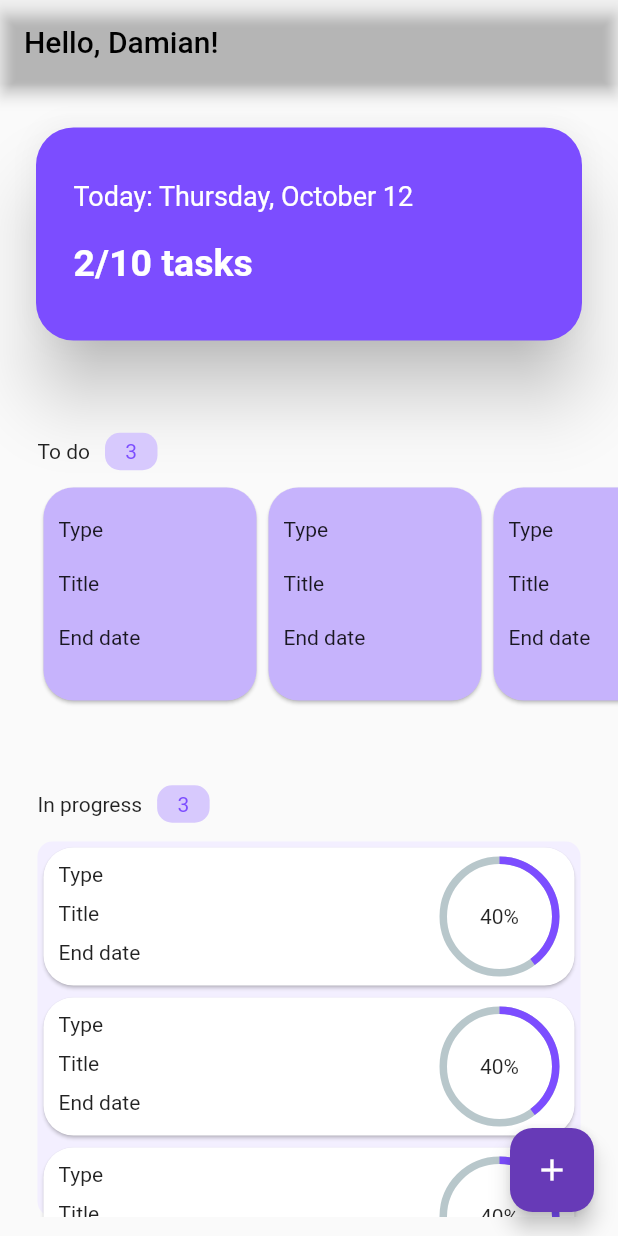
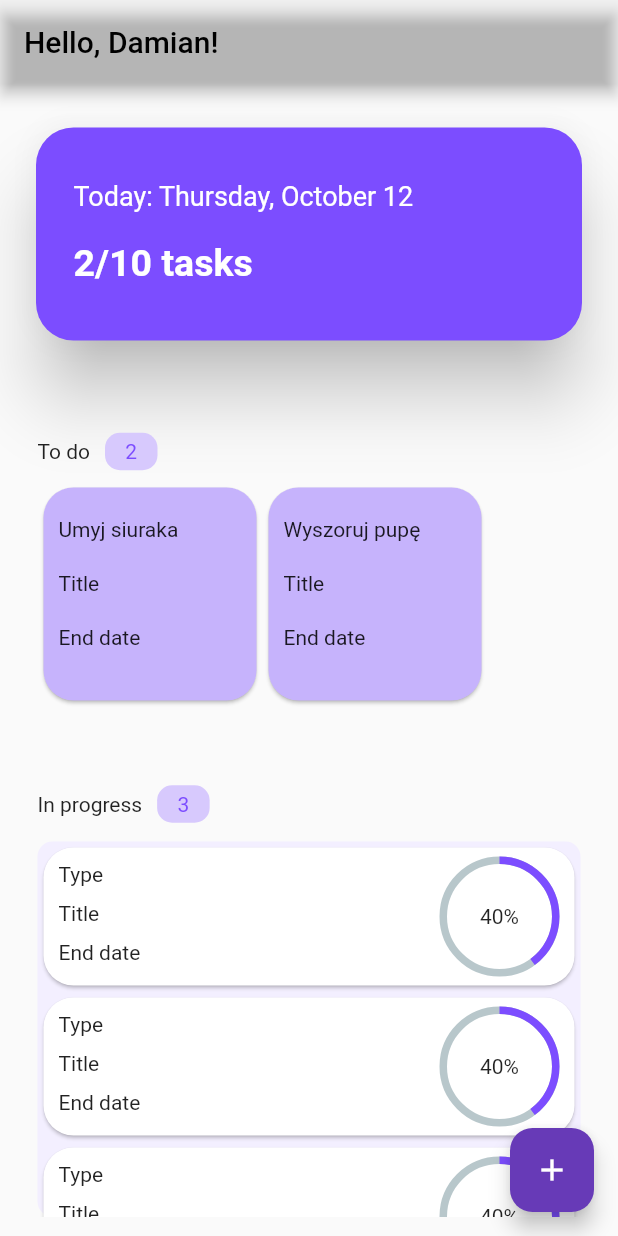
Before and after one commit to toledo1366/Dailyx, a Flutter app: the screen it shows after launch, on a phone screen of 412 x 824 dp. Run offline on Flutter 3.47's test engine with Material 2 defaults, Android fonts, the phone set to English and light mode, and no system bars; drawn by our look-alikes of percent_indicator; our stand-ins replace auto_route, bloc, flutter_bloc, freezed_annotation, get_it, injectable.

Commit message:
Create basic cubit functionality

```diff
--- a/lib/presentation/cubits/control_panel/control_panel_cubit.dart
+++ b/lib/presentation/cubits/control_panel/control_panel_cubit.dart
@@ -10,4 +10,24 @@ part 'control_panel_state.dart';
 class ControlPanelCubit extends CubitBase<ControlPanelState>{
   ControlPanelCubit() : super(const ControlPanelState.loading());
 
+  // List<String> initToDos() {
+  //   List<String> toDos = [];
+  //   toDos.add('Umyj siuraka');
+  //   toDos.add('Wyszoruj pupę');
+
+  //   return toDos;
+  // }
+
+  void initToDos() {
+    emit(const ControlPanelState.loading());
+
+    Future.delayed(Duration(seconds: 3));
+    List<String> toDos = [];
+    toDos.add('Umyj siuraka');
+    toDos.add('Wyszoruj pupę');
+
+    emit(ControlPanelState.success(toDos));
+  }
+
+
 }
--- a/lib/presentation/cubits/control_panel/control_panel_state.dart
+++ b/lib/presentation/cubits/control_panel/control_panel_state.dart
@@ -4,5 +4,5 @@ part of 'control_panel_cubit.dart';
 class ControlPanelState with _$ControlPanelState{
   const factory ControlPanelState.loading() = _Loading;
   const factory ControlPanelState.failed(String message) = _Failed;
-  const factory ControlPanelState.success() = _Success;
+  const factory ControlPanelState.success(List<String> toDos) = _Success;
 }
--- a/lib/presentation/pages/control_panel/control_panel_page.dart
+++ b/lib/presentation/pages/control_panel/control_panel_page.dart
@@ -1,8 +1,10 @@
 import 'package:auto_route/auto_route.dart';
+import 'package:dailyx/presentation/cubits/control_panel/control_panel_cubit.dart';
 import 'package:dailyx/presentation/widgets/custom_appbar.dart';
 import 'package:flutter/material.dart';
 import 'package:intl/intl.dart';
 import 'package:percent_indicator/circular_percent_indicator.dart';
+import 'package:flutter_bloc/flutter_bloc.dart';
 
 @RoutePage()
 class ControlPanelPage extends StatefulWidget {
@@ -16,8 +18,9 @@ class _ControlPanelPageState extends State<ControlPanelPage> {
 
   @override
   Widget build(BuildContext context) {
-
-    return Scaffold(
+    return BlocProvider(
+      create: (context) => ControlPanelCubit()..initToDos(),
+      child: Scaffold(
         appBar: const CustomAppBar(
           title: 'Hello, Damian!',
         ),
@@ -29,14 +32,26 @@ class _ControlPanelPageState extends State<ControlPanelPage> {
           child: const Icon(Icons.add),
           backgroundColor: Colors.deepPurple,
         ),
-      body: Column(
+        body: BlocBuilder<ControlPanelCubit, ControlPanelState>(
+          builder: (context, state) => state.map(
+            loading: (_) => Text('Loading'),
+            failed: (_) => Container(),
+            success: (data) => _buildContent(context, data.toDos),
+          ),
+        ),
+      ),
+    );
+  }
+
+  Widget _buildContent(BuildContext context, List<String> data) {
+    return Column(
       mainAxisSize: MainAxisSize.min,
       children: [
         _buildQuickSummaryCard(context),
         const SizedBox(height: 40,),
         SizedBox(
           height: 200.0,
-            child: _buildToDoSection(context),
+          child: _buildToDoSection(context, data),
         ),
         const SizedBox(height: 40,),
         SizedBox(
@@ -44,7 +59,6 @@ class _ControlPanelPageState extends State<ControlPanelPage> {
           child: _buildInProgressSection(context),
         ),
       ],
-      ),
     );
   }
 
@@ -95,7 +109,8 @@ class _ControlPanelPageState extends State<ControlPanelPage> {
     );
   }
 
-  Widget _buildToDoSection(BuildContext context) {
+  Widget _buildToDoSection(BuildContext context, List<String> data) {
+
     return Padding(
       padding: const EdgeInsets.only(left: 25.0,top: 10.0),
       child: Column(
@@ -109,10 +124,10 @@ class _ControlPanelPageState extends State<ControlPanelPage> {
                 Container(
                   height: 25,
                   width: 35,
-                  child: const Center(
+                  child: Center(
                     child: Text(
-                      '3',
-                      style: TextStyle(
+                      data.length.toString(),
+                      style: const TextStyle(
                         color: Colors.deepPurpleAccent
                       ),
                     ),
@@ -130,8 +145,8 @@ class _ControlPanelPageState extends State<ControlPanelPage> {
             height: 150,
             child: ListView.builder(
               scrollDirection: Axis.horizontal,
-              itemCount: 10,
-              itemBuilder: (context, index) => _buildToDoItem(context, index),
+              itemCount: data.length,
+              itemBuilder: (context, index) => _buildToDoItem(context, index, data[index]),
             ),
           ),
         ],
@@ -139,29 +154,29 @@ class _ControlPanelPageState extends State<ControlPanelPage> {
     );
   }
 
-  Widget _buildToDoItem(BuildContext context, int index) {
+  Widget _buildToDoItem(BuildContext context, int index, String data) {
     return SizedBox(
       height: 150,
       width: 150,
       child: Card(
-        color: Color.fromARGB(255, 198, 179, 252),
+        color: const Color.fromARGB(255, 198, 179, 252),
         shape: RoundedRectangleBorder(
           borderRadius: BorderRadius.circular(20.0)
         ),
-        child: const Padding(
-          padding: EdgeInsets.only(left: 10.0),
+        child: Padding(
+          padding: const EdgeInsets.only(left: 10.0),
           child: Column(
             crossAxisAlignment: CrossAxisAlignment.start,
             children: [
               Padding(
-                padding: EdgeInsets.only(top: 20.0),
-                child: Text('Type'),
+                padding: const EdgeInsets.only(top: 20.0),
+                child: Text(data),
               ),
-              Padding(
+              const Padding(
                 padding: EdgeInsets.only(top: 20.0),
                 child: Text('Title'),
               ),
-              Padding(
+              const Padding(
                 padding: EdgeInsets.only(top: 20.0),
                 child: Text('End date'),
               ),
@@ -197,7 +212,7 @@ class _ControlPanelPageState extends State<ControlPanelPage> {
                   decoration: BoxDecoration(
                     shape: BoxShape.rectangle,
                     borderRadius: BorderRadius.circular(10),
-                    color: Color.fromARGB(255, 215, 201, 253),
+                    color: const Color.fromARGB(255, 215, 201, 253),
                   ),
                 ),
               ],
@@ -207,7 +222,7 @@ class _ControlPanelPageState extends State<ControlPanelPage> {
             decoration: BoxDecoration(
               shape: BoxShape.rectangle,
               borderRadius: BorderRadius.circular(10),
-              color: Color.fromARGB(255, 243, 239, 255),
+              color: const Color.fromARGB(255, 243, 239, 255),
             ),
             child: SizedBox(
               height: 250,
```
Also changed, not shown: lib/presentation/cubits/control_panel/control_panel_cubit.freezed.dart. Lines whose indentation alone changed are shown as unchanged.
